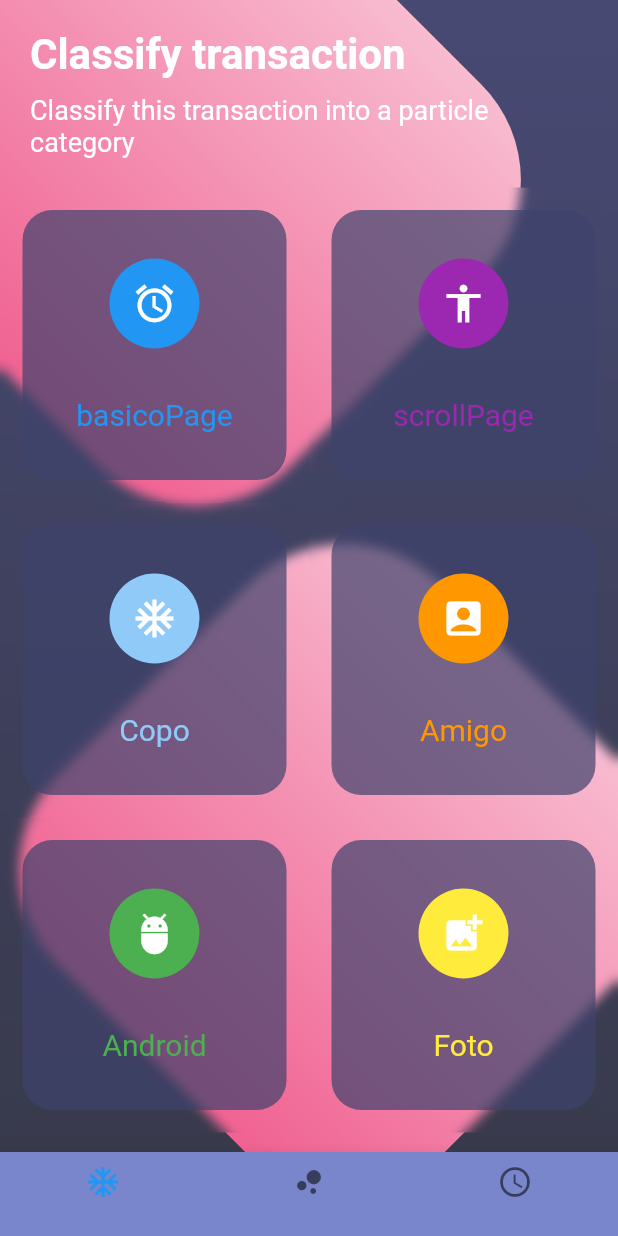
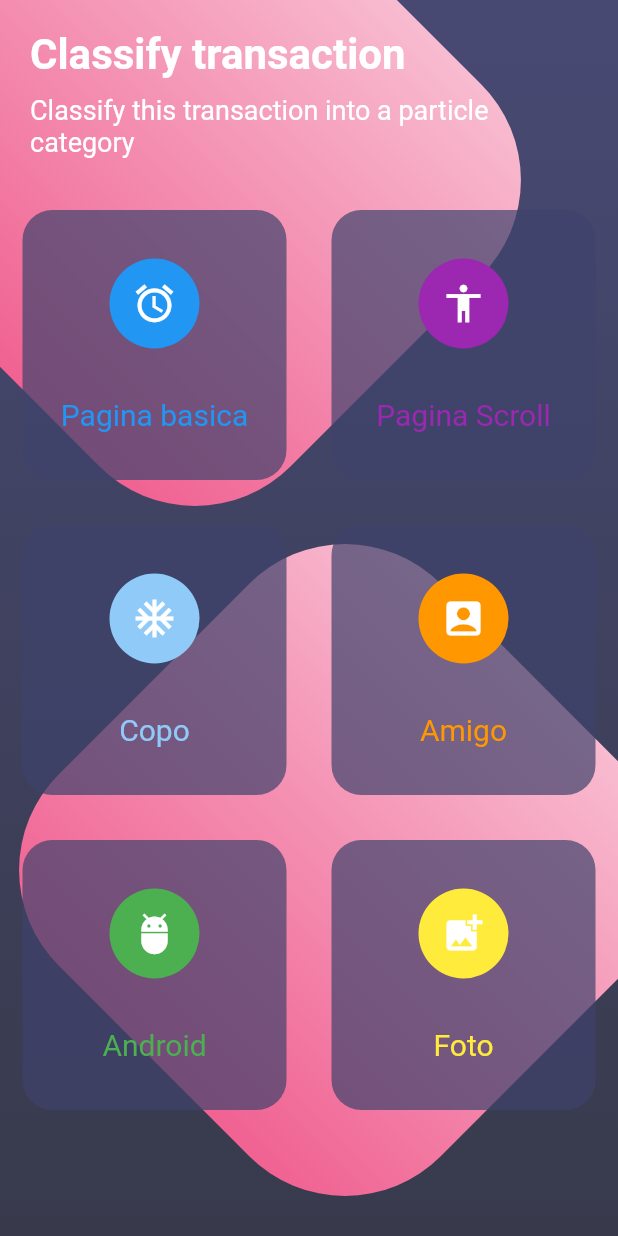
Before and after one commit to PACOdergod/app_disenos, a Flutter app: the screen it shows after launch, on a phone screen of 412 x 824 dp. Run offline on Flutter 3.47's test engine with Material 2 defaults, Android fonts, the phone set to English and light mode, and no system bars.

Commit message:
la navegacion entre paginas esta terminada

```diff
--- a/lib/main.dart
+++ b/lib/main.dart
@@ -13,11 +13,11 @@ class MyApp extends StatelessWidget {
         SystemUiOverlayStyle.light.copyWith(statusBarColor: Colors.black));
     return MaterialApp(
       title: 'Diseños',
-      initialRoute: BotonesPage.routName,
+      initialRoute: 'home',
       routes: {
-        'basicoPage': (BuildContext context) => BasicoPage(),
-        'scrollPage': (BuildContext context) => ScrollPage(),
-        'botones': (BuildContext context) => BotonesPage(),
+        'Pagina basica': (BuildContext context) => BasicoPage(),
+        'Pagina Scroll': (BuildContext context) => ScrollPage(),
+        'home': (BuildContext context) => BotonesPage(),
       },
     );
   }
--- a/lib/src/pages/basica_page.dart
+++ b/lib/src/pages/basica_page.dart
@@ -20,7 +20,9 @@ class BasicoPage extends StatelessWidget {
   }
 
   Widget _imagen() {
-    return Image(
+    return FadeInImage(
+        height: 250.0,
+        placeholder: AssetImage('assets/loading.gif'),
         image: NetworkImage(
             'https://astelus.com/wp-content/viajes/Lago-Moraine-Parque-Nacional-Banff-Alberta-Canada.jpg'));
   }
--- a/lib/src/pages/botones_page.dart
+++ b/lib/src/pages/botones_page.dart
@@ -21,7 +21,7 @@ class BotonesPage extends StatelessWidget {
           )
         ],
       ),
-        bottomNavigationBar: _navigation(context));
+    );
   }
 
   Widget _fondo() {
@@ -89,30 +89,16 @@ class BotonesPage extends StatelessWidget {
     );
   }
 
-  Widget _navigation(context) {
-    return Theme(
-        data: Theme.of(context).copyWith(
-            canvasColor: Colors.indigo[300],
-            primaryColor: Colors.pinkAccent,
-            textTheme: Theme.of(context)
-                .textTheme
-                .copyWith(caption: TextStyle(color: Colors.grey))),
-        child: BottomNavigationBar(items: <BottomNavigationBarItem>[
-          BottomNavigationBarItem(icon: Icon(Icons.ac_unit), label: ''),
-          BottomNavigationBarItem(icon: Icon(Icons.bubble_chart), label: ''),
-          BottomNavigationBarItem(icon: Icon(Icons.access_time), label: ''),
-        ]));
-  }
-
   Widget _botones(
     BuildContext context,
   ) {
     return Table(
       children: [
         TableRow(children: [
-          _crearBoton(context, 'basicoPage', Icons.access_alarm, Colors.blue),
           _crearBoton(
-              context, 'scrollPage', Icons.accessibility, Colors.purple),
+              context, 'Pagina basica', Icons.access_alarm, Colors.blue),
+          _crearBoton(
+              context, 'Pagina Scroll', Icons.accessibility, Colors.purple),
         ]),
         TableRow(children: [
           _crearBoton(context, 'Copo', Icons.ac_unit, Colors.blue[200]),
@@ -128,23 +114,23 @@ class BotonesPage extends StatelessWidget {
   }
 
   Widget _crearBoton(context, String texto, IconData icono, Color color) {
-    List<String> textos = ['basicoPage', 'scrollPage'];
+    List<String> textos = ['Pagina basica', 'Pagina Scroll'];
+
     return GestureDetector(
         onTap: () {
           if (textos.contains(texto)) {
             Navigator.pushNamed(context, texto);
           } else {
-          Scaffold.of(context).showSnackBar(
-            SnackBar(
-              content: Text("Hola, soy SnackBar"),
-            ),
-          );
+            final snackBar = SnackBar(content: Text('Yay! A SnackBar!'));
+
+            Scaffold.of(context).showSnackBar(snackBar);
           }
         },
-      child: ClipRRect(
-        child: BackdropFilter(
-          filter: ImageFilter.blur(sigmaX: 4.0, sigmaY: 4.0),
-          child: Container(
+        child: _contenidoBotones(texto, icono, color));
+  }
+
+  Widget _contenidoBotones(String texto, IconData icono, Color color) {
+    return Container(
       height: 180,
       margin: EdgeInsets.all(15),
       decoration: BoxDecoration(
@@ -168,9 +154,6 @@ class BotonesPage extends StatelessWidget {
           )
         ],
       ),
-          ),
-        ),
-      ),
     );
   }
 }
--- a/lib/src/pages/scroll_page.dart
+++ b/lib/src/pages/scroll_page.dart
@@ -17,6 +17,11 @@ class ScrollPage extends StatelessWidget {
   Widget _pagina1() {
     return Stack(
       children: <Widget>[
+        Container(
+          height: double.infinity,
+          width: double.infinity,
+          color: Color.fromRGBO(108, 192, 218, 1.0),
+        ),
         Container(
           height: double.infinity,
           width: double.infinity,
```
Also changed, not shown: assets/loading.gif (added). Lines whose indentation alone changed are shown as unchanged.
